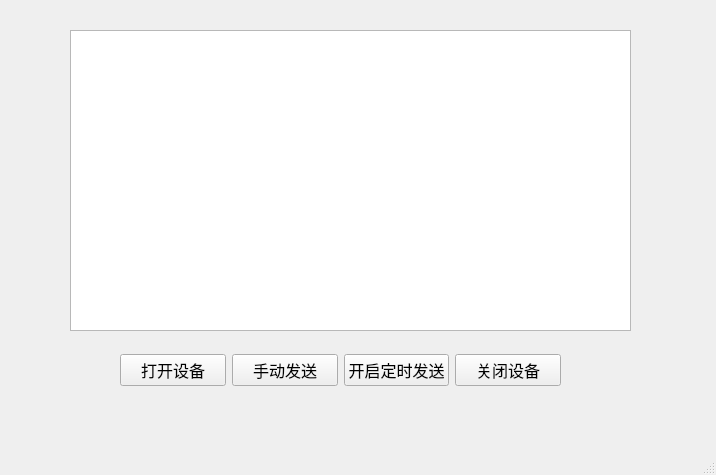
This is Program/DBC_ZLGUsbCan_demo/Qt_ZLGUsbCan_demo/mainwindow.ui in Jiye1314/StudyMaterials as Qt 5 draws it before an edit. The edited form follows.
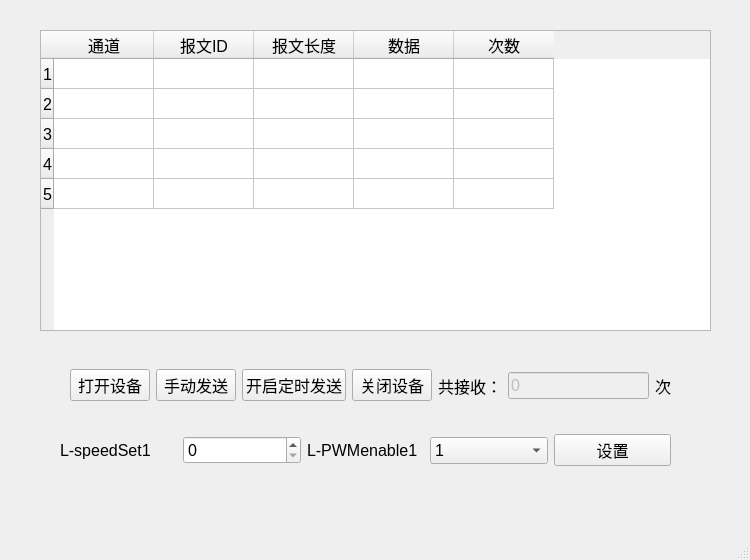
This is the edited form.

What changed in the file:
```diff
--- a/Program/DBC_ZLGUsbCan_demo/Qt_ZLGUsbCan_demo/mainwindow.ui
+++ b/Program/DBC_ZLGUsbCan_demo/Qt_ZLGUsbCan_demo/mainwindow.ui
@@ -6,8 +6,8 @@
    <rect>
     <x>0</x>
     <y>0</y>
-    <width>716</width>
-    <height>475</height>
+    <width>750</width>
+    <height>560</height>
    </rect>
   </property>
   <property name="font">
@@ -22,10 +22,10 @@
    <widget class="QWidget" name="layoutWidget">
     <property name="geometry">
      <rect>
-      <x>120</x>
-      <y>350</y>
-      <width>441</width>
-      <height>41</height>
+      <x>70</x>
+      <y>360</y>
+      <width>601</width>
+      <height>51</height>
      </rect>
     </property>
     <layout class="QHBoxLayout" name="horizontalLayout">
@@ -57,17 +57,141 @@
        </property>
       </widget>
      </item>
+     <item>
+      <widget class="QLabel" name="label">
+       <property name="text">
+        <string>共接收：</string>
+       </property>
+      </widget>
+     </item>
+     <item>
+      <widget class="QLineEdit" name="lineEdit_num">
+       <property name="enabled">
+        <bool>false</bool>
+       </property>
+       <property name="text">
+        <string>0</string>
+       </property>
+      </widget>
+     </item>
+     <item>
+      <widget class="QLabel" name="label_2">
+       <property name="text">
+        <string>次</string>
+       </property>
+      </widget>
+     </item>
     </layout>
    </widget>
    <widget class="QTableWidget" name="tableWidget">
     <property name="geometry">
      <rect>
-      <x>70</x>
+      <x>40</x>
       <y>30</y>
-      <width>561</width>
+      <width>671</width>
       <height>301</height>
      </rect>
     </property>
+    <row>
+     <property name="text">
+      <string>1</string>
+     </property>
+    </row>
+    <row>
+     <property name="text">
+      <string>2</string>
+     </property>
+    </row>
+    <row>
+     <property name="text">
+      <string>3</string>
+     </property>
+    </row>
+    <row>
+     <property name="text">
+      <string>4</string>
+     </property>
+    </row>
+    <row>
+     <property name="text">
+      <string>5</string>
+     </property>
+    </row>
+    <column>
+     <property name="text">
+      <string>通道</string>
+     </property>
+    </column>
+    <column>
+     <property name="text">
+      <string>报文ID</string>
+     </property>
+    </column>
+    <column>
+     <property name="text">
+      <string>报文长度</string>
+     </property>
+    </column>
+    <column>
+     <property name="text">
+      <string>数据</string>
+     </property>
+    </column>
+    <column>
+     <property name="text">
+      <string>次数</string>
+     </property>
+    </column>
+   </widget>
+   <widget class="QWidget" name="">
+    <property name="geometry">
+     <rect>
+      <x>60</x>
+      <y>430</y>
+      <width>611</width>
+      <height>41</height>
+     </rect>
+    </property>
+    <layout class="QHBoxLayout" name="horizontalLayout_2">
+     <item>
+      <widget class="QLabel" name="label_L_speedSet1">
+       <property name="text">
+        <string>L-speedSet1</string>
+       </property>
+      </widget>
+     </item>
+     <item>
+      <widget class="QSpinBox" name="spinBox"/>
+     </item>
+     <item>
+      <widget class="QLabel" name="label_L_PWMenable1">
+       <property name="text">
+        <string>L-PWMenable1</string>
+       </property>
+      </widget>
+     </item>
+     <item>
+      <widget class="QComboBox" name="comboBox">
+       <item>
+        <property name="text">
+         <string>1</string>
+        </property>
+       </item>
+       <item>
+        <property name="text">
+         <string>0</string>
+        </property>
+       </item>
+      </widget>
+     </item>
+     <item>
+      <widget class="QPushButton" name="btn_set">
+       <property name="text">
+        <string>设置</string>
+       </property>
+      </widget>
+     </item>
+    </layout>
    </widget>
   </widget>
   <widget class="QMenuBar" name="menubar">
```
Left out of the diff: 2 changed lines with no effect on the pictures.
